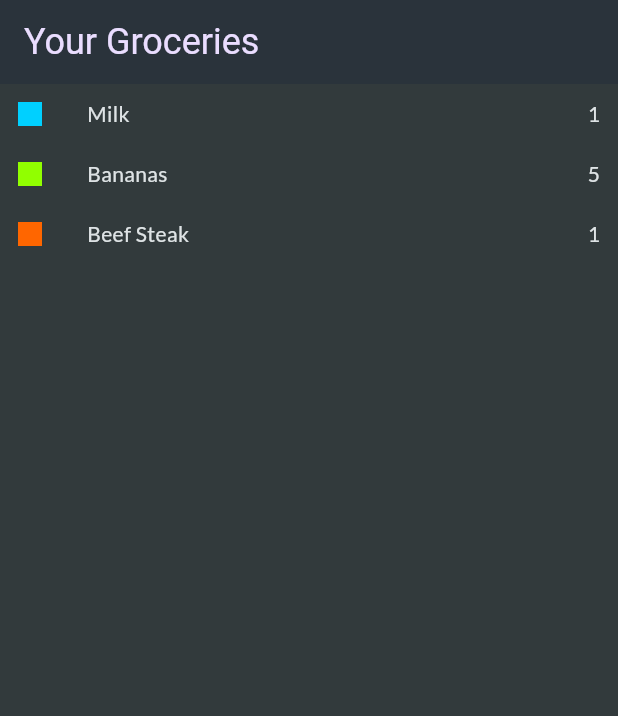
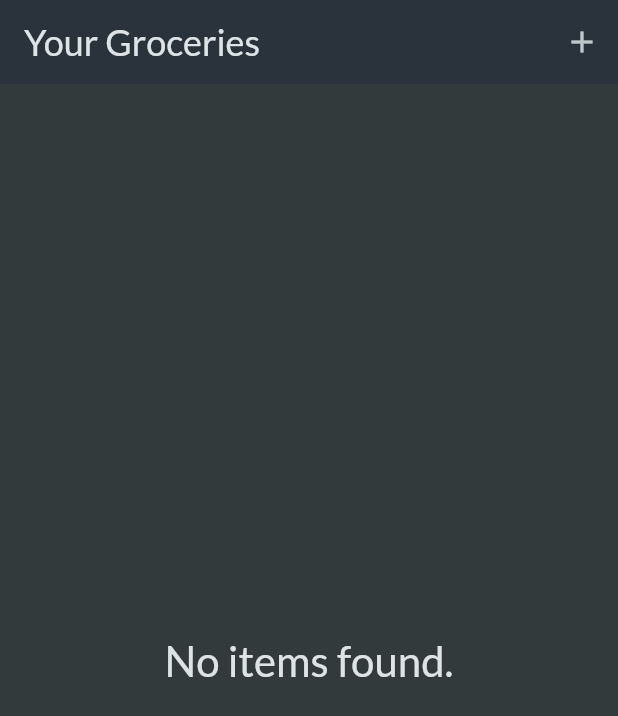
Before and after one commit to kondetisidhartha/flutter-projects, a Flutter app: the screen it shows after launch, on a phone screen of 412 x 824 dp. Shown: the top 716 px of the screen. Run offline on Flutter 3.47's test engine with Material 3 defaults, Android fonts, the phone set to English and light mode, and no system bars; our stand-ins replace flutter_riverpod, google_fonts, transparent_image.

```diff
--- a/06.shopping_list/lib/data/dummy_items.dart
+++ /dev/null
@@ -1,21 +0,0 @@
-import 'package:shopping_list/models/grocery_item.dart';
-import 'package:shopping_list/models/category.dart';
-import 'package:shopping_list/data/categories.dart';
-
-final groceryItems = [
-  GroceryItem(
-      id: 'a',
-      name: 'Milk',
-      quantity: 1,
-      category: categories[Categories.dairy]!),
-  GroceryItem(
-      id: 'b',
-      name: 'Bananas',
-      quantity: 5,
-      category: categories[Categories.fruit]!),
-  GroceryItem(
-      id: 'c',
-      name: 'Beef Steak',
-      quantity: 1,
-      category: categories[Categories.meat]!),
-];
--- a/06.shopping_list/lib/main.dart
+++ b/06.shopping_list/lib/main.dart
@@ -23,16 +23,7 @@ class MyApp extends StatelessWidget {
         textTheme: GoogleFonts.latoTextTheme(),
         scaffoldBackgroundColor: const Color.fromARGB(255, 50, 58, 60),
       ),
-      home: Scaffold(
-        appBar: AppBar(
-          title: Text(
-            "Your Groceries",
-            style: Theme.of(context).textTheme.headlineSmall!.copyWith(
-                color: Theme.of(context).colorScheme.primaryContainer),
-          ),
-        ),
-        body: const HomeScreen(),
-      ),
+      home: const HomeScreen(),
     );
   }
 }
--- a/06.shopping_list/lib/screens/home_screen.dart
+++ b/06.shopping_list/lib/screens/home_screen.dart
@@ -1,56 +1,60 @@
 import 'package:flutter/material.dart';
-import 'package:shopping_list/data/dummy_items.dart';
+import 'package:shopping_list/models/grocery_item.dart';
+import 'package:shopping_list/screens/new_item.dart';
+import 'package:shopping_list/widgets/grocery_list.dart';
 
-class HomeScreen extends StatelessWidget {
+class HomeScreen extends StatefulWidget {
   const HomeScreen({super.key});
 
   @override
+  State<HomeScreen> createState() => _HomeScreenState();
+}
+
+class _HomeScreenState extends State<HomeScreen> {
+  final List<GroceryItem> _groceryItems = [];
+
+  void _loadAddItemScreen() async {
+    final newItem = await Navigator.of(context).push<GroceryItem>(
+      MaterialPageRoute(
+        builder: (ctx) => const NewItemScreen(),
+      ),
+    );
+    if (newItem == null) return;
+    setState(() {
+      _groceryItems.add(newItem);
+    });
+  }
+
+  @override
   Widget build(BuildContext context) {
-    return Column(
-      children: groceryItems
-          .map((groceryObject) => Padding(
-                padding: const EdgeInsets.symmetric(
-                    horizontal: 12.0, vertical: 10.0),
-                child: Row(
-                    mainAxisAlignment: MainAxisAlignment.spaceBetween,
-                    children: [
-                      Row(children: [
-                        SizedBox(
-                          width: 16.0,
-                          height: 16.0,
-                          child: DecoratedBox(
-                            decoration: BoxDecoration(
-                                color: groceryObject.category.categoryColor),
-                          ),
-                        ),
-                        const SizedBox(width: 30),
-                        Text(groceryObject.name,
-                            style: Theme.of(context)
-                                .textTheme
-                                .bodyMedium!
-                                .copyWith(
-                                    color: Theme.of(context)
-                                        .colorScheme
-                                        .onBackground)),
-                      ]),
-                      Text(groceryObject.quantity.toString(),
-                          style: Theme.of(context)
-                              .textTheme
-                              .bodyMedium!
-                              .copyWith(
-                                  color: Theme.of(context)
-                                      .colorScheme
-                                      .onBackground))
-                    ]),
-              ))
-          .toList(),
-      // child: Text(
-      //   "Your Groceries",
-      //   style: Theme.of(context)
-      //       .textTheme
-      //       .bodyMedium!
-      //       .copyWith(color: Theme.of(context).colorScheme.onBackground),
-      // ),
+    return Scaffold(
+      appBar: AppBar(
+        title: Text(
+          "Your Groceries",
+          style: Theme.of(context)
+              .textTheme
+              .headlineSmall!
+              .copyWith(color: Theme.of(context).colorScheme.onBackground),
+        ),
+        actions: [
+          IconButton(
+            onPressed: _loadAddItemScreen,
+            icon: const Icon(Icons.add),
+          ),
+        ],
+      ),
+      body: _groceryItems.isEmpty
+          ? Center(
+              child: Text(
+                "No items found.",
+                style: Theme.of(context).textTheme.headlineMedium!.copyWith(
+                      color: Theme.of(context).colorScheme.onBackground,
+                    ),
+              ),
+            )
+          : GroceryList(
+              groceryItems: _groceryItems,
+            ),
     );
   }
 }
```
Also changed, not shown: 06.shopping_list/lib/screens/new_item.dart (added, +161 -0 lines), 06.shopping_list/lib/widgets/grocery_list.dart (added, +39 -0 lines).
